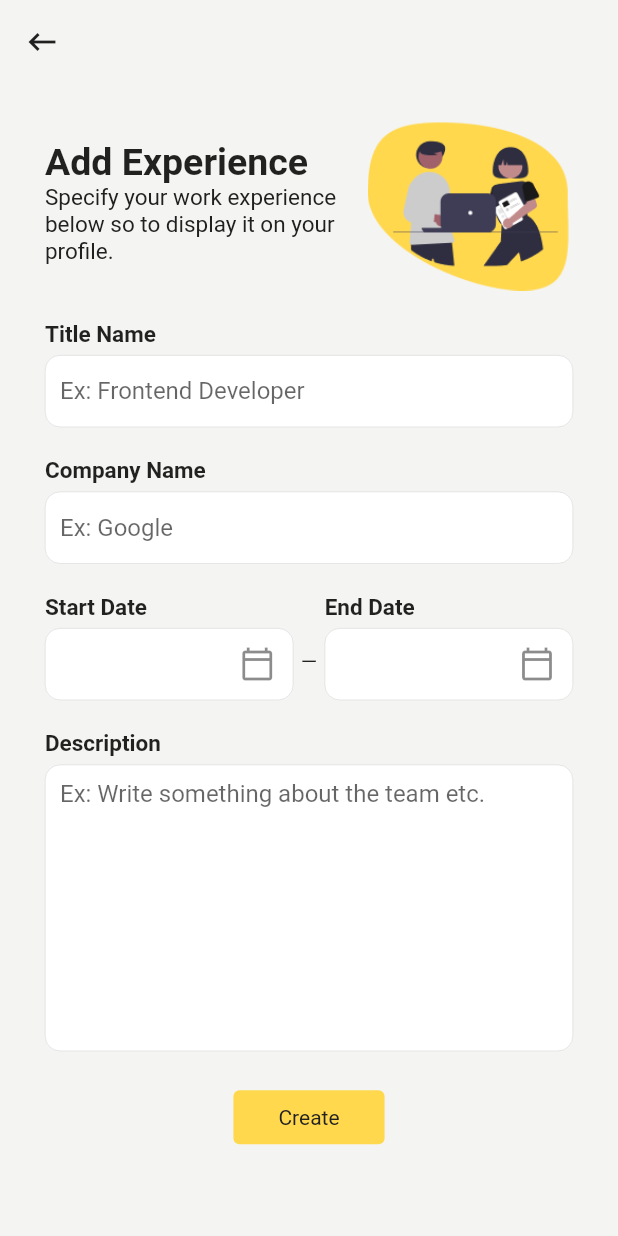
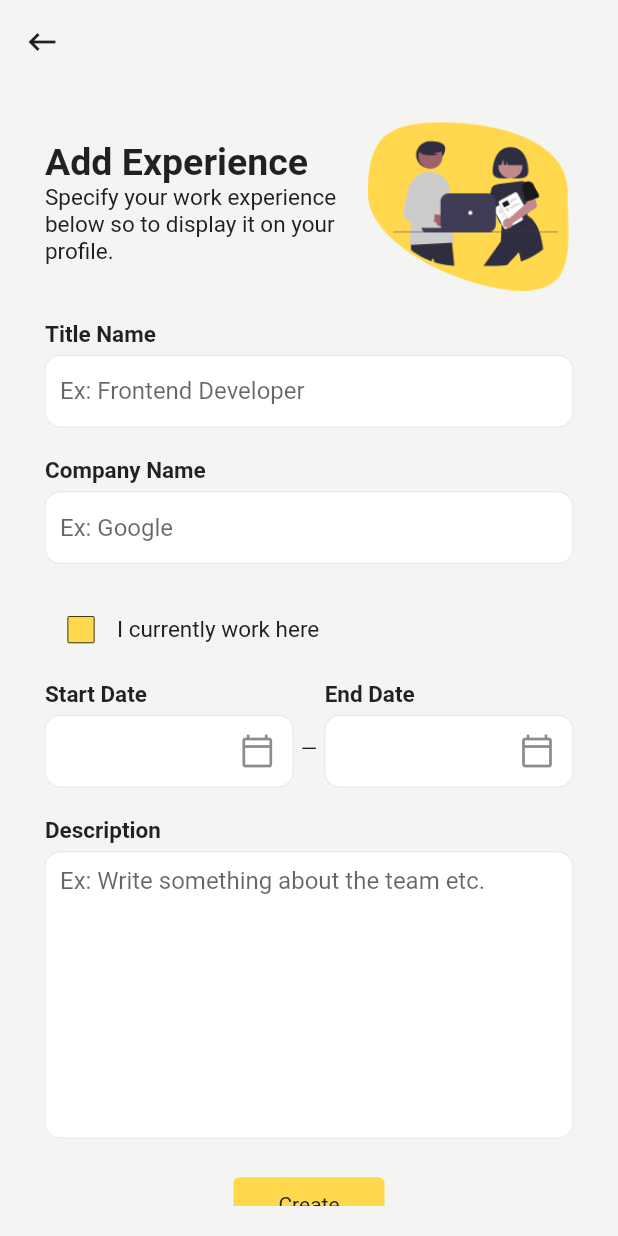
Before and after one commit to jmsandiegoo/launchlab_nus_app, a Flutter app: the AddExperiencePage screen opened by its route, on a phone screen of 412 x 824 dp. Run offline on Flutter 3.47's test engine with Material 2 defaults, Android fonts, the phone set to English and light mode, and no system bars; our stand-ins replace dartz, dotted_border, dropdown_search, equatable, file_picker, flutter_bloc and 5 more; accounts and stored records are empty.

Commit message:
basic ui for step3

```diff
--- a/lib/src/presentation/common/widgets/useful.dart
+++ b/lib/src/presentation/common/widgets/useful.dart
@@ -62,6 +62,21 @@ Widget userInput({
       )
     ],
   );
+}
+
+Widget checkBox(
+    String label, bool value, void Function(bool?) onChangedHandler) {
+  return Row(mainAxisAlignment: MainAxisAlignment.start, children: [
+    Checkbox(
+      value: value,
+      onChanged: onChangedHandler,
+      checkColor: blackColor,
+      fillColor: const MaterialStatePropertyAll(yellowColor),
+      side: const BorderSide(width: 0.5),
+      activeColor: whiteColor,
+    ),
+    bodyText(label),
+  ]);
 }
 
 Widget profilePicture(double diameter, String address) {
--- a/lib/src/presentation/user/widgets/experience_form.dart
+++ b/lib/src/presentation/user/widgets/experience_form.dart
@@ -73,6 +73,10 @@ class _ExperienceFormState extends State<ExperienceForm> {
             onChangedHandler: (value) {},
             label: "Company Name",
             hint: "Ex: Google"),
+        checkBox("I currently work here", false, (p0) {}),
+        const SizedBox(
+          height: 10.0,
+        ),
         Row(
           children: [
             Expanded(
```
